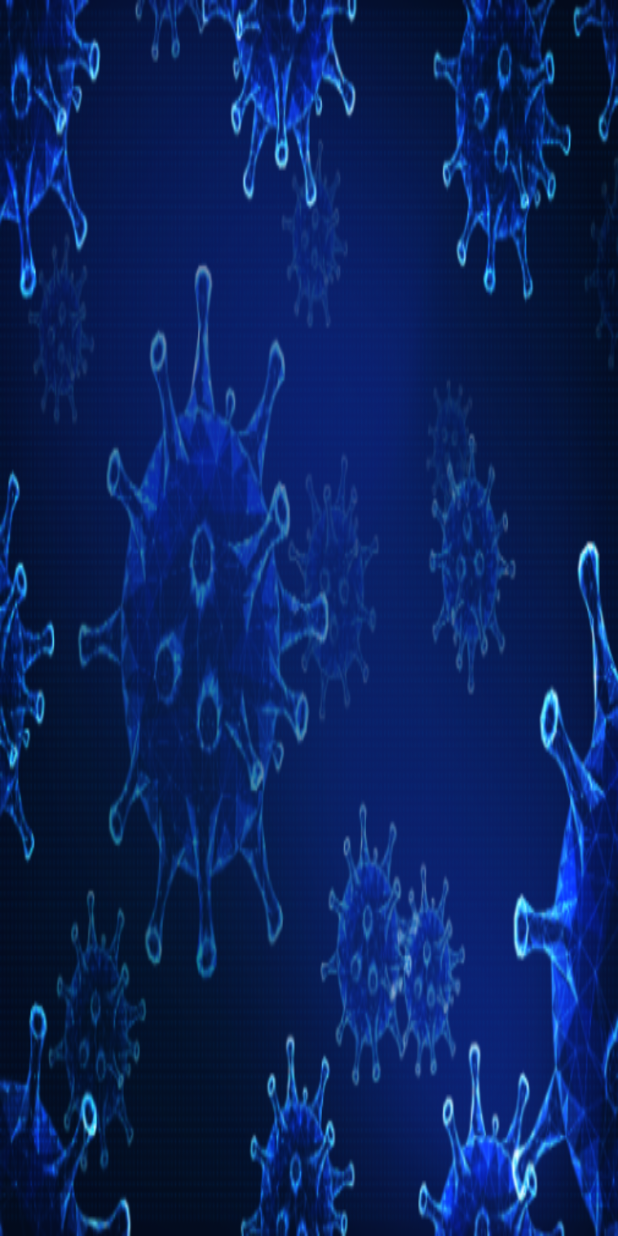
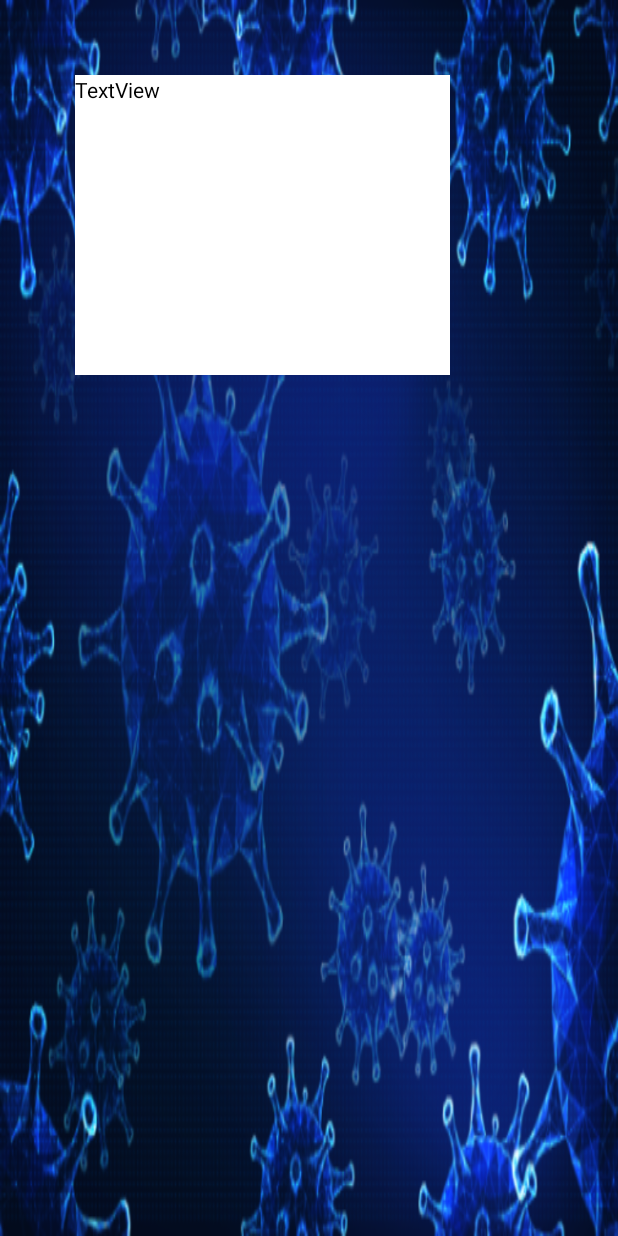
Before and after one commit to Thomazino/Covid-Calculator, an Android app: the layout activity_propabilities.xml on its own in the app's theme, with its tools: preview values and no code run, on a phone screen of 412 x 824 dp. Run offline under Robolectric (Android 15) with nearby library versions, the phone set to English and light mode, and no system bars.

Commit message:
TEXTVIEW SUPPORT

```diff
--- a/app/src/main/java/com/example/helloapp/Propabilities.java
+++ b/app/src/main/java/com/example/helloapp/Propabilities.java
@@ -43,7 +43,9 @@ public class Propabilities extends AppCompatActivity {
         String[] Countries=dt.getCountries();
         /**Επιστρεφει ολες τις χωρες που εχω στην βαση. Ειναι 177 και ο χρηστης πρεπει να διαλεξει μια απο αυτες
          * αναγκαστικα αρα στο interface θα χρησιμοποιηθει σιγουρα αυτη η συναρτηση ωστε να μπουν αυτες οι χωρες
-         * ως επιλογες*/
+         * ως επιλογες */
+        txt=(TextView)findViewById(R.id.textView);
+        txt.setText(""+Countries[1]+" MATHE NA BAZEIS TEXT RE MALAKA GAMOOOOOOOOOOOOOOOOoOoOoOo");
         dt.close();
     }
 }
--- a/app/src/main/res/layout/activity_propabilities.xml
+++ b/app/src/main/res/layout/activity_propabilities.xml
@@ -8,5 +8,13 @@
     tools:context=".Propabilities">
 
 
-
+    <TextView
+        android:id="@+id/textView"
+        android:background="#fff"
+        android:textColor="#000"
+        android:layout_width="250dp"
+        android:layout_height="200dp"
+        android:translationX="50dp"
+        android:translationY="50dp"
+        android:text="TextView" />
 </RelativeLayout>
```
